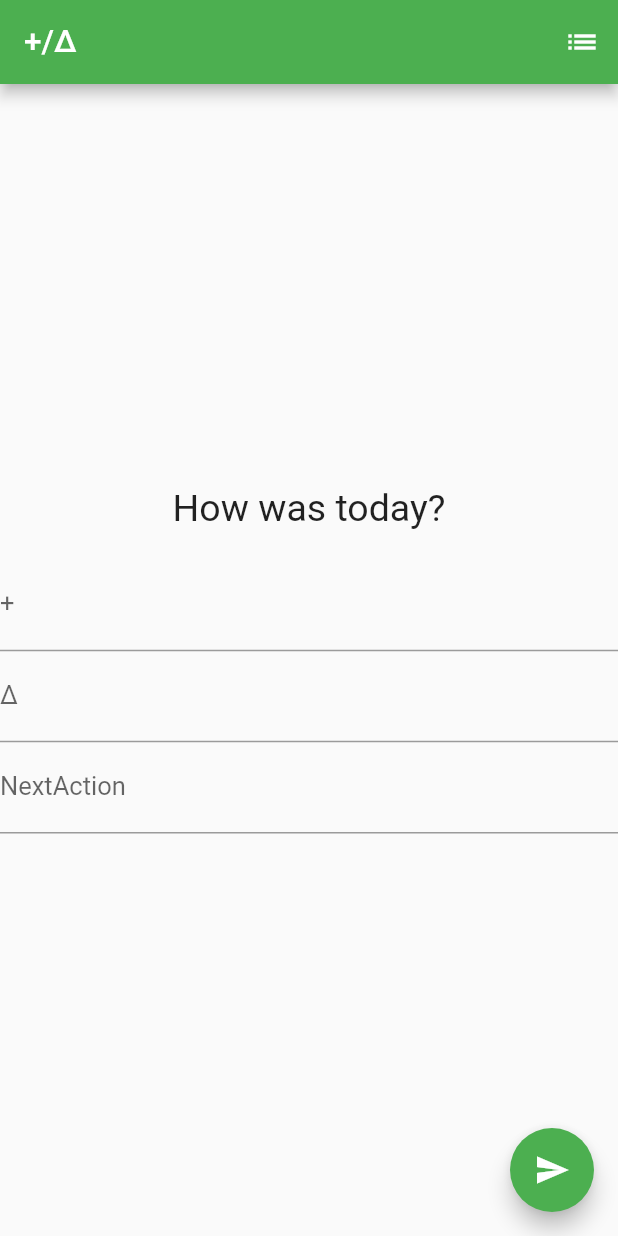
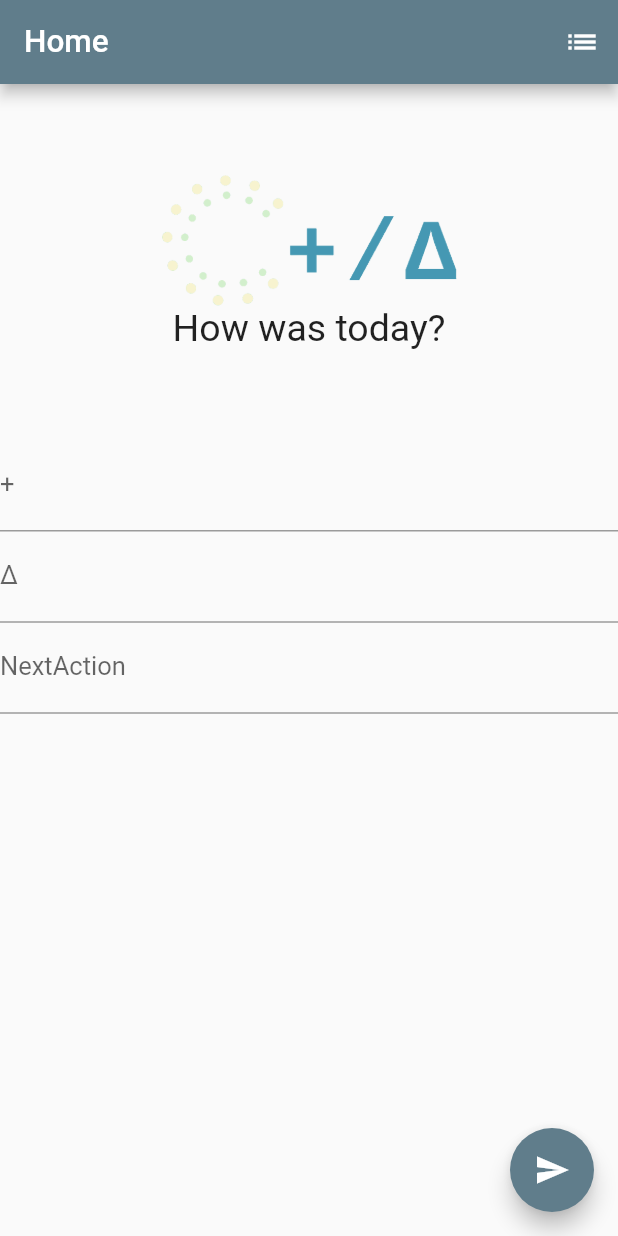
Before and after one commit to theMistletoe/plusdelta-flutter, a Flutter app: the screen it shows after launch, on a phone screen of 412 x 824 dp. Run offline on Flutter 3.47's test engine with Material 2 defaults, Android fonts, the phone set to English and light mode, and no system bars; our stand-ins replace fluttertoast, sqflite; accounts and stored records are empty.

Commit message:
画像追加

```diff
--- a/lib/main.dart
+++ b/lib/main.dart
@@ -30,7 +30,7 @@ class MyApp extends StatelessWidget {
         // or simply save your changes to "hot reload" in a Flutter IDE).
         // Notice that the counter didn't reset back to zero; the application
         // is not restarted.
-        primarySwatch: Colors.green,
+        primarySwatch: Colors.blueGrey,
       ),
       localizationsDelegates: const [
         GlobalMaterialLocalizations.delegate,
@@ -39,7 +39,7 @@ class MyApp extends StatelessWidget {
       supportedLocales: const [
         Locale('ja'),
       ],
-      home: const MyHomePage(title: '+/Δ'),
+      home: const MyHomePage(title: 'Home'),
     );
   }
 }
@@ -94,7 +94,7 @@ class _MyHomePageState extends State<MyHomePage> {
             icon: const Icon(Icons.list),
             onPressed: () {
               Navigator.push(context, MaterialPageRoute(
-                builder: (context) => const ListPage(title: 'RetroList')
+                builder: (context) => const ListPage(title: 'RetroHistory')
               ));
             },
             tooltip: 'Retro History',
@@ -119,20 +119,26 @@ class _MyHomePageState extends State<MyHomePage> {
           // center the children vertically; the main axis here is the vertical
           // axis because Columns are vertical (the cross axis would be
           // horizontal).
-          mainAxisAlignment: MainAxisAlignment.center,
+          mainAxisAlignment: MainAxisAlignment.start,
           children: <Widget>[
+            const Padding(padding: EdgeInsets.all(30)),
+            const Image(
+              width: 200,
+              image: AssetImage('images/logo_transparent.png')
+            ),
             const Text(
               'How was today?',
               style: TextStyle(
                 fontSize: 25
               ),
             ),
-            const Padding(padding: EdgeInsets.all(10)),
+            const Padding(padding: EdgeInsets.all(30)),
             TextField(
               keyboardType: TextInputType.multiline,
               maxLines: null,
               decoration: const InputDecoration(
                 labelText: '+',
+                hintText: 'Things good or to continue'
               ),
               controller: _plusThingController,
             ),
@@ -141,6 +147,7 @@ class _MyHomePageState extends State<MyHomePage> {
               maxLines: null,
               decoration: const InputDecoration(
                 labelText: 'Δ',
+                hintText: 'Things bad or to quit'
               ),
               controller: _deltaThingController,
             ),
@@ -149,6 +156,7 @@ class _MyHomePageState extends State<MyHomePage> {
             maxLines: null,
             decoration: const InputDecoration(
               labelText: 'NextAction',
+              hintText: 'Action for improvement'
             ),
             controller: _nextActionController,
           ),
--- a/pubspec.yaml
+++ b/pubspec.yaml
@@ -70,8 +70,8 @@ flutter:
   uses-material-design: true
 
   # To add assets to your application, add an assets section, like this:
-  # assets:
-  #   - images/a_dot_burr.jpeg
+  assets:
+    - images/logo_transparent.png
   #   - images/a_dot_ham.jpeg
 
   # An image asset can refer to one or more resolution-specific "variants", see
```
Also changed, not shown: images/logo_transparent.png (added). Lines whose indentation alone changed are shown as unchanged.
